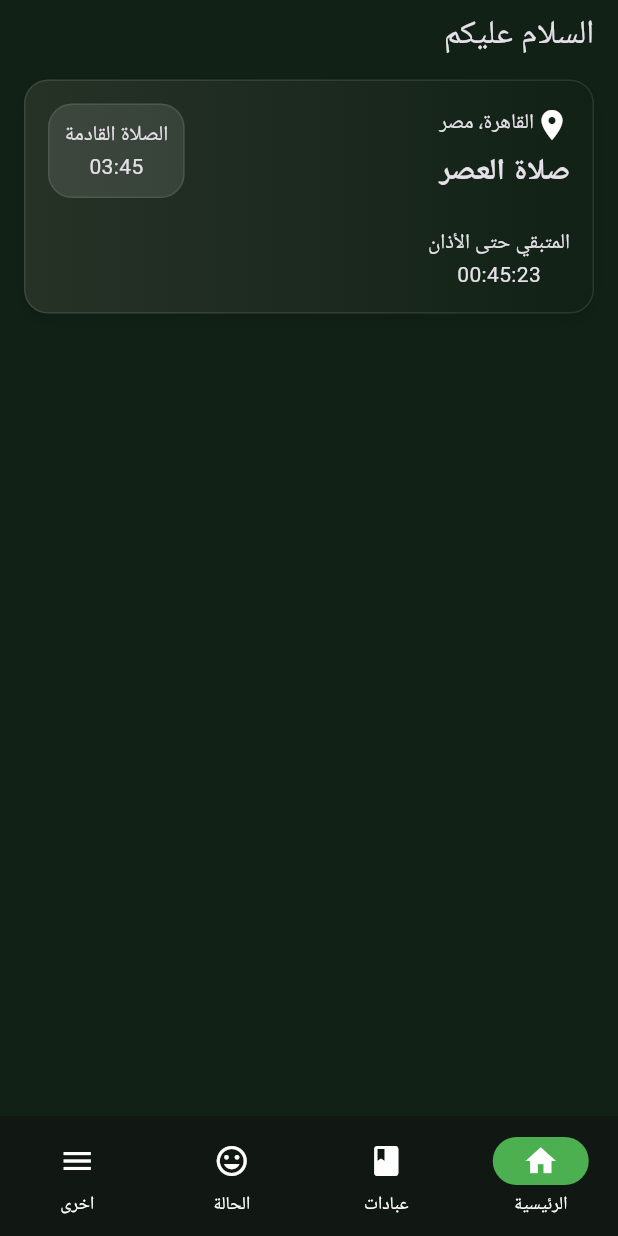
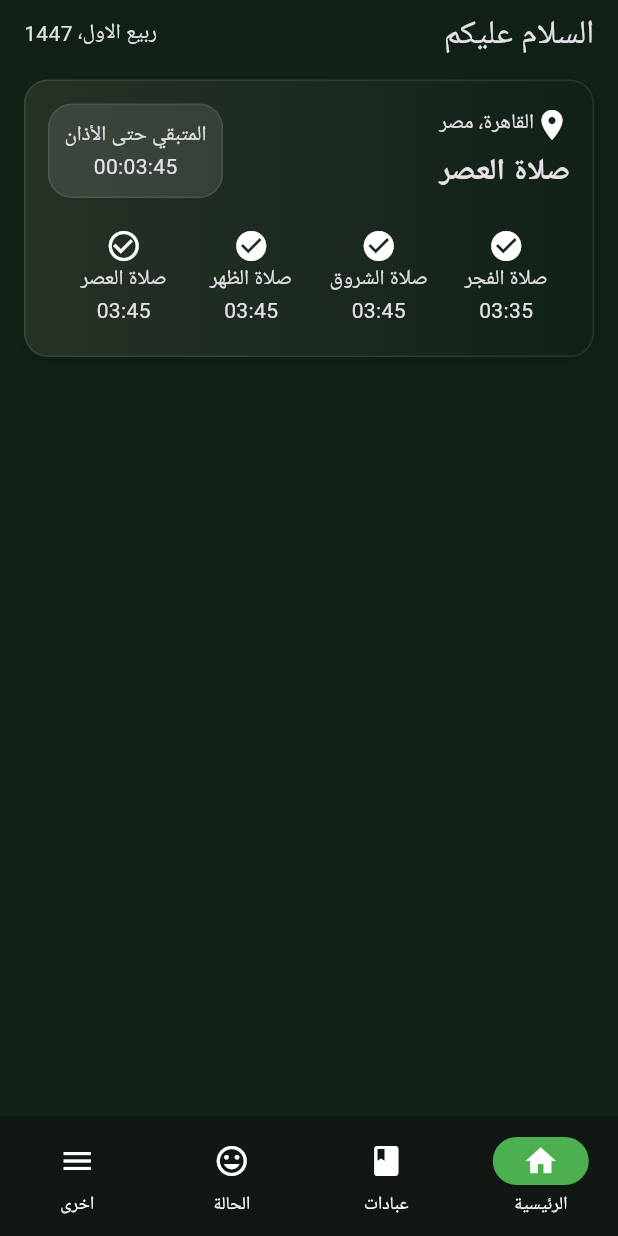
Before and after one commit to 3DPixels/project_azkar, a Flutter app: the screen it shows after launch, on a phone screen of 412 x 824 dp. Run offline on Flutter 3.47's test engine with Material 3 defaults, Android fonts, the phone set to English and light mode, and no system bars; our stand-ins replace equatable, flutter_bloc, flutter_staggered_animations, google_fonts, shared_preferences.

Commit message:
made summary card

```diff
--- /dev/null
+++ b/lib/pages/home/home_page.dart
@@ -0,0 +1,25 @@
+import 'package:flutter/material.dart';
+
+import 'summary_card.dart';
+
+class HomePage extends StatelessWidget {
+  const HomePage({super.key});
+
+  @override
+  Widget build(BuildContext context) {
+    return Column(
+      spacing: 16,
+      children: [
+        Row(
+          mainAxisAlignment: MainAxisAlignment.spaceBetween,
+          children: [
+            Text('السلام عليكم', style: Theme.of(context).textTheme.titleLarge),
+            Text('ربيع الاول، 1447'),
+          ],
+        ),
+        // Prayer card
+        SummaryCard(),
+      ],
+    );
+  }
+}
--- /dev/null
+++ b/lib/pages/home/summary_card.dart
@@ -0,0 +1,128 @@
+import 'package:flutter/material.dart';
+
+import '../../utils/app_colors.dart';
+
+class SummaryCard extends StatelessWidget {
+  const SummaryCard({super.key});
+
+  @override
+  Widget build(BuildContext context) {
+    return Container(
+      padding: EdgeInsets.all(15),
+      decoration: BoxDecoration(
+        gradient: LinearGradient(
+          colors: [AppColors.darkGradient, AppColors.darkGreen],
+        ),
+        borderRadius: BorderRadius.circular(16),
+        border: Border.all(color: Colors.white.withValues(alpha: 0.1)),
+        boxShadow: [
+          BoxShadow(
+            color: Colors.black.withValues(alpha: 0.1),
+            blurRadius: 8,
+            offset: const Offset(0, 4),
+          ),
+        ],
+      ),
+      child: Column(
+        spacing: 20,
+        // mainAxisSize: MainAxisSize.min,
+        children: [
+          // First row
+          Row(
+            mainAxisAlignment: MainAxisAlignment.spaceBetween,
+            children: [
+              Column(
+                spacing: 5,
+                children: [
+                  Row(
+                    children: [Icon(Icons.location_on), Text('القاهرة، مصر')],
+                  ),
+                  Text(
+                    'صلاة العصر',
+                    style: TextStyle(fontSize: 20, fontWeight: FontWeight.bold),
+                  ),
+                ],
+              ),
+              Container(
+                padding: EdgeInsets.all(10),
+                decoration: BoxDecoration(
+                  borderRadius: BorderRadius.circular(16),
+                  color: Colors.white.withValues(alpha: 0.1),
+                  border: Border.all(
+                    color: Colors.white.withValues(alpha: 0.1),
+                  ),
+                ),
+                child: Column(
+                  children: [Text('المتبقي حتى الأذان'), Text('00:03:45')],
+                ),
+              ),
+            ],
+          ),
+          // Second row
+          SizedBox(
+            height: 70,
+            child: ListView(
+              scrollDirection: Axis.horizontal,
+              itemExtent: 85,
+              children: [
+                PrayerTime(
+                  passed: true,
+                  prayer: 'صلاة الفجر',
+                  prayerTime: '03:35',
+                ),
+                PrayerTime(
+                  passed: true,
+                  prayer: 'صلاة الشروق',
+                  prayerTime: '03:45',
+                ),
+                PrayerTime(
+                  passed: true,
+                  prayer: 'صلاة الظهر',
+                  prayerTime: '03:45',
+                ),
+                PrayerTime(
+                  passed: false,
+                  prayer: 'صلاة العصر',
+                  prayerTime: '03:45',
+                ),
+                PrayerTime(
+                  passed: false,
+                  prayer: 'صلاة المغرب',
+                  prayerTime: '03:45',
+                ),
+                PrayerTime(
+                  passed: false,
+                  prayer: 'صلاة العشاء',
+                  prayerTime: '03:45',
+                ),
+              ],
+            ),
+          ),
+        ],
+      ),
+    );
+  }
+}
+
+class PrayerTime extends StatelessWidget {
+  final bool passed;
+  final String prayer;
+  final String prayerTime;
+  const PrayerTime({
+    super.key,
+    required this.passed,
+    required this.prayer,
+    required this.prayerTime,
+  });
+
+  @override
+  Widget build(BuildContext context) {
+    return Column(
+      children: [
+        Icon(passed ? Icons.check_circle : Icons.check_circle_outline),
+        Text(prayer),
+        Text(prayerTime),
+      ],
+    );
+  }
+}
--- a/lib/pages/home_page.dart
+++ /dev/null
@@ -1,112 +0,0 @@
-import 'package:flutter/material.dart';
-import 'package:flutter_bloc/flutter_bloc.dart';
-import 'package:project_azkar/providers/settings_cubit/settings_cubit.dart';
-import 'package:project_azkar/utils/app_colors.dart';
-
-import '../data/zekr_model.dart';
-import 'azkar_page.dart';
-
-int count = 45;
-
-class HomePage extends StatelessWidget {
-  const HomePage({super.key});
-
-  @override
-  Widget build(BuildContext context) {
-    return Column(
-      spacing: 16,
-      children: [
-        Row(
-          children: [
-            Text('السلام عليكم', style: Theme.of(context).textTheme.titleLarge),
-          ],
-        ),
-        // Prayer card
-        Container(
-          padding: EdgeInsets.all(15),
-          decoration: BoxDecoration(
-            gradient: LinearGradient(
-              colors: [AppColors.darkGradient, AppColors.darkGreen],
-            ),
-            borderRadius: BorderRadius.circular(16),
-            border: Border.all(color: Colors.white.withValues(alpha: 0.1)),
-            boxShadow: [
-              BoxShadow(
-                color: Colors.black.withValues(alpha: 0.1),
-                blurRadius: 8,
-                offset: const Offset(0, 4),
-              ),
-            ],
-          ),
-          child: Column(
-            spacing: 20,
-            children: [
-              // First row
-              Row(
-                mainAxisAlignment: MainAxisAlignment.spaceBetween,
-                children: [
-                  Column(
-                    spacing: 5,
-                    children: [
-                      Row(
-                        children: [
-                          Icon(Icons.location_on),
-                          Text('القاهرة، مصر'),
-                        ],
-                      ),
-                      Text(
-                        'صلاة العصر',
-                        style: TextStyle(
-                          fontSize: 20,
-                          fontWeight: FontWeight.bold,
-                        ),
-                      ),
-                    ],
-                  ),
-                  Container(
-                    padding: EdgeInsets.all(10),
-                    decoration: BoxDecoration(
-                      borderRadius: BorderRadius.circular(16),
-                      color: Colors.white.withValues(alpha: 0.1),
-                      border: Border.all(
-                        color: Colors.white.withValues(alpha: 0.1),
-                      ),
-                    ),
-                    child: Column(
-                      children: [Text('الصلاة القادمة'), Text('03:45')],
-                    ),
-                  ),
-                ],
-              ),
-              // Second row
-              Row(
-                mainAxisAlignment: MainAxisAlignment.spaceBetween,
-                children: [
-                  Column(
-                    children: [
-                      Text('المتبقي حتى الأذان'),
-                      Text('00:$count:23'),
-                    ],
-                  ),
-                ],
-              ),
-            ],
-          ),
-        ),
-      ],
-    );
-  }
-}
-
-extension ArabicNumberConverter on int {
-  String toArabicDigits() {
-    const englishDigits = ['0', '1', '2', '3', '4', '5', '6', '7', '8', '9'];
-    const arabicDigits = ['٠', '١', '٢', '٣', '٤', '٥', '٦', '٧', '٨', '٩'];
-
-    String input = toString();
-    for (int i = 0; i < englishDigits.length; i++) {
-      input = input.replaceAll(englishDigits[i], arabicDigits[i]);
-    }
-    return input;
-  }
-}
--- a/lib/pages/main_page.dart
+++ b/lib/pages/main_page.dart
@@ -2,7 +2,7 @@ import 'package:flutter/material.dart';
 import 'package:animations/animations.dart';
 
 import 'categories_page.dart';
-import 'home_page.dart';
+import 'home/home_page.dart';
 import 'mood_page.dart';
 import 'other_page.dart';
 
```
